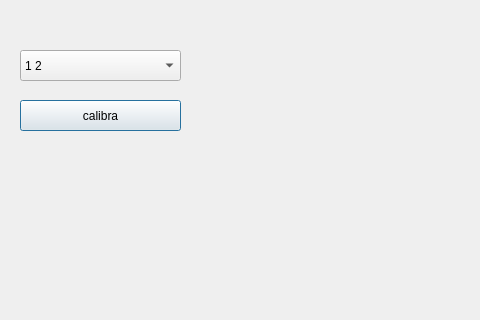
First picture: the form in src/calibrationdialog.ui, repository MM88/scanner_interface, before the edit; both pictures show x 0 to 480 and y 0 to 320 of the 1019 by 539 pixel window.
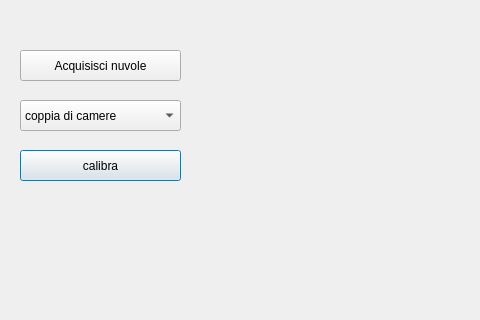
Second picture: the form after the edit. Custom widgets are drawn as their Qt base class.

Commit message: grabber class

What changed in the file:
```diff
--- a/src/calibrationdialog.ui
+++ b/src/calibrationdialog.ui
@@ -17,36 +17,41 @@
    <property name="geometry">
     <rect>
      <x>20</x>
-     <y>50</y>
-     <width>161</width>
-     <height>31</height>
-    </rect>
-   </property>
-   <item>
-    <property name="text">
-     <string>1 2</string>
-    </property>
-   </item>
-   <item>
-    <property name="text">
-     <string>1 3</string>
-    </property>
-   </item>
-   <item>
-    <property name="text">
-     <string>1 4</string>
-    </property>
-   </item>
-  </widget>
-  <widget class="QPushButton" name="pushButton">
-   <property name="geometry">
-    <rect>
-     <x>20</x>
      <y>100</y>
      <width>161</width>
      <height>31</height>
     </rect>
    </property>
+   <item>
+    <property name="text">
+     <string>coppia di camere</string>
+    </property>
+   </item>
+   <item>
+    <property name="text">
+     <string>1-2</string>
+    </property>
+   </item>
+   <item>
+    <property name="text">
+     <string>1-3</string>
+    </property>
+   </item>
+   <item>
+    <property name="text">
+     <string>1-4</string>
+    </property>
+   </item>
+  </widget>
+  <widget class="QPushButton" name="calibButton">
+   <property name="geometry">
+    <rect>
+     <x>20</x>
+     <y>150</y>
+     <width>161</width>
+     <height>31</height>
+    </rect>
+   </property>
    <property name="text">
     <string>calibra</string>
    </property>
@@ -61,6 +66,19 @@
     </rect>
    </property>
   </widget>
+  <widget class="QPushButton" name="getCloudsButton">
+   <property name="geometry">
+    <rect>
+     <x>20</x>
+     <y>50</y>
+     <width>161</width>
+     <height>31</height>
+    </rect>
+   </property>
+   <property name="text">
+    <string>Acquisisci nuvole</string>
+   </property>
+  </widget>
  </widget>
  <customwidgets>
   <customwidget>
```
The commit also changes 44 other files.
